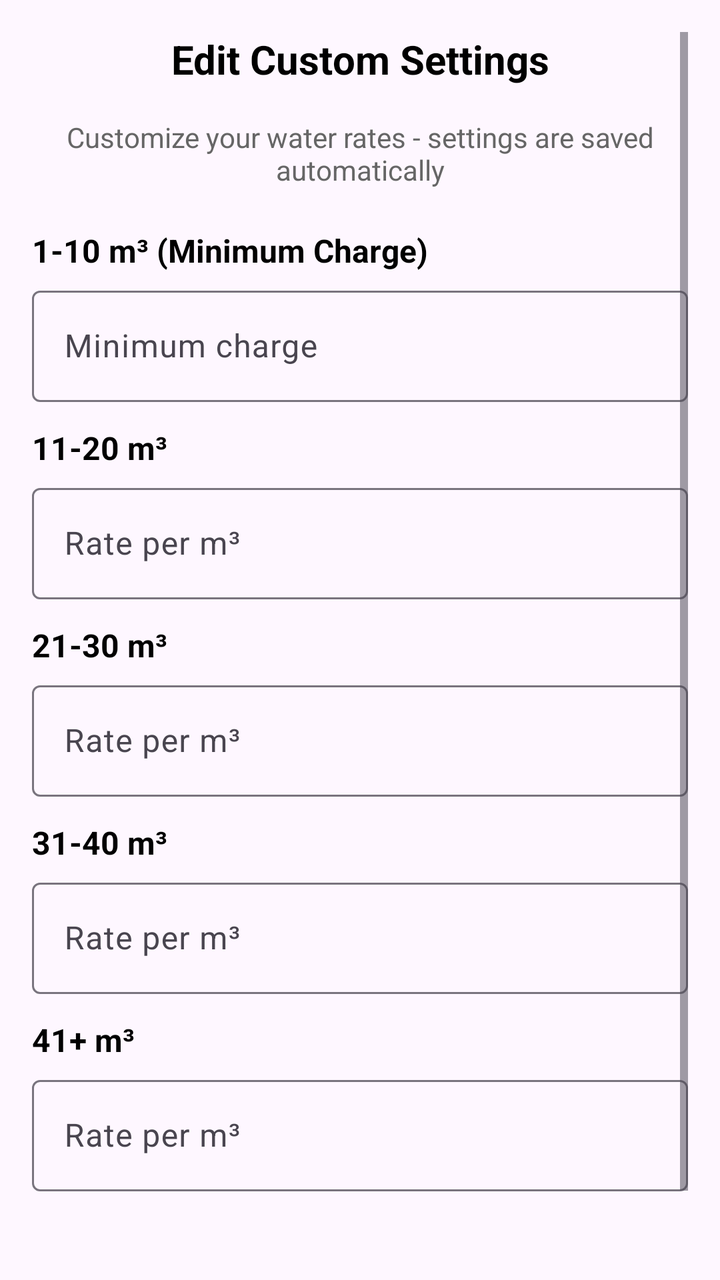
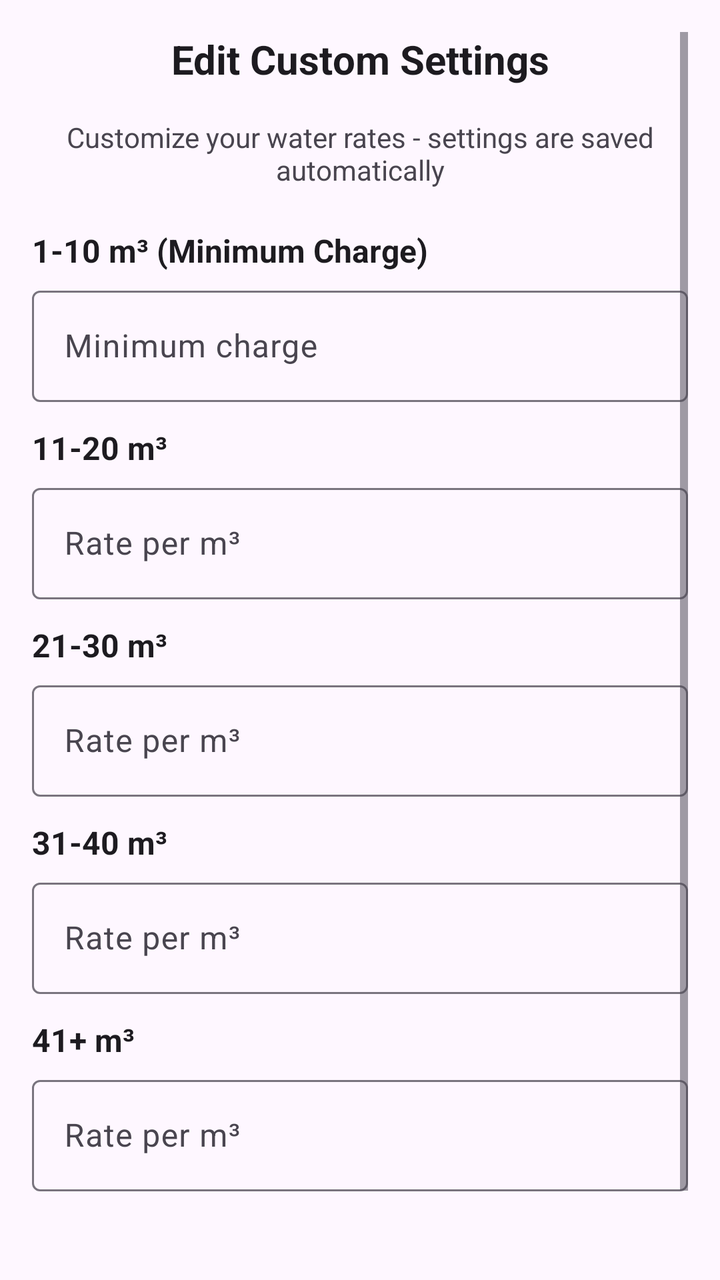

Screens rendered from an Android XML layout before and after an edit, with the pre-edit source and the edit as a unified diff.
<!-- AndroidManifest.xml: application theme Theme.MeterSnap -->
<!-- res/layout/dialog_custom_rates.xml -->
<?xml version="1.0" encoding="utf-8"?>
<ScrollView xmlns:android="http://schemas.android.com/apk/res/android"
    xmlns:app="http://schemas.android.com/apk/res-auto"
    android:layout_width="match_parent"
    android:layout_height="wrap_content"
    android:padding="16dp">

    <LinearLayout
        android:layout_width="match_parent"
        android:layout_height="wrap_content"
        android:orientation="vertical">

        <TextView
            android:layout_width="match_parent"
            android:layout_height="wrap_content"
            android:text="Edit Custom Settings"
            android:textColor="#000000"
            android:textSize="20sp"
            android:textStyle="bold"
            android:gravity="center"
            android:layout_marginBottom="16dp" />

        <TextView
            android:layout_width="match_parent"
            android:layout_height="wrap_content"
            android:text="Customize your water rates - settings are saved automatically"
            android:textColor="#666666"
            android:textSize="14sp"
            android:gravity="center"
            android:layout_marginBottom="20dp" />

        
        <TextView
            android:layout_width="match_parent"
            android:layout_height="wrap_content"
            android:text="1-10 m³ (Minimum Charge)"
            android:textColor="#000000"
            android:textSize="16sp"
            android:textStyle="bold" />

        <com.google.android.material.textfield.TextInputLayout
            android:layout_width="match_parent"
            android:layout_height="wrap_content"
            android:layout_marginTop="4dp"
            android:layout_marginBottom="12dp"
            app:boxBackgroundMode="outline"
            app:prefixText="₱ ">

            <com.google.android.material.textfield.TextInputEditText
                android:id="@+id/edit_tier1_rate"
                android:layout_width="match_parent"
                android:layout_height="wrap_content"
                android:hint="Minimum charge"
                android:inputType="numberDecimal" />
        </com.google.android.material.textfield.TextInputLayout>

        
        <TextView
            android:layout_width="match_parent"
            android:layout_height="wrap_content"
            android:text="11-20 m³"
            android:textColor="#000000"
            android:textSize="16sp"
            android:textStyle="bold" />

        <com.google.android.material.textfield.TextInputLayout
            android:layout_width="match_parent"
            android:layout_height="wrap_content"
            android:layout_marginTop="4dp"
            android:layout_marginBottom="12dp"
            app:boxBackgroundMode="outline"
            app:prefixText="₱ ">

            <com.google.android.material.textfield.TextInputEditText
                android:id="@+id/edit_tier2_rate"
                android:layout_width="match_parent"
                android:layout_height="wrap_content"
                android:hint="Rate per m³"
                android:inputType="numberDecimal" />
        </com.google.android.material.textfield.TextInputLayout>

        
        <TextView
            android:layout_width="match_parent"
            android:layout_height="wrap_content"
            android:text="21-30 m³"
            android:textColor="#000000"
            android:textSize="16sp"
            android:textStyle="bold" />

        <com.google.android.material.textfield.TextInputLayout
            android:layout_width="match_parent"
            android:layout_height="wrap_content"
            android:layout_marginTop="4dp"
            android:layout_marginBottom="12dp"
            app:boxBackgroundMode="outline"
            app:prefixText="₱ ">

            <com.google.android.material.textfield.TextInputEditText
                android:id="@+id/edit_tier3_rate"
                android:layout_width="match_parent"
                android:layout_height="wrap_content"
                android:hint="Rate per m³"
                android:inputType="numberDecimal" />
        </com.google.android.material.textfield.TextInputLayout>

        
        <TextView
            android:layout_width="match_parent"
            android:layout_height="wrap_content"
            android:text="31-40 m³"
            android:textColor="#000000"
            android:textSize="16sp"
            android:textStyle="bold" />

        <com.google.android.material.textfield.TextInputLayout
            android:layout_width="match_parent"
            android:layout_height="wrap_content"
            android:layout_marginTop="4dp"
            android:layout_marginBottom="12dp"
            app:boxBackgroundMode="outline"
            app:prefixText="₱ ">

            <com.google.android.material.textfield.TextInputEditText
                android:id="@+id/edit_tier4_rate"
                android:layout_width="match_parent"
                android:layout_height="wrap_content"
                android:hint="Rate per m³"
                android:inputType="numberDecimal" />
        </com.google.android.material.textfield.TextInputLayout>

        
        <TextView
            android:layout_width="match_parent"
            android:layout_height="wrap_content"
            android:text="41+ m³"
            android:textColor="#000000"
            android:textSize="16sp"
            android:textStyle="bold" />

        <com.google.android.material.textfield.TextInputLayout
            android:layout_width="match_parent"
            android:layout_height="wrap_content"
            android:layout_marginTop="4dp"
            android:layout_marginBottom="12dp"
            app:boxBackgroundMode="outline"
            app:prefixText="₱ ">

            <com.google.android.material.textfield.TextInputEditText
                android:id="@+id/edit_tier5_rate"
                android:layout_width="match_parent"
                android:layout_height="wrap_content"
                android:hint="Rate per m³"
                android:inputType="numberDecimal" />
        </com.google.android.material.textfield.TextInputLayout>

        <LinearLayout
            android:layout_width="match_parent"
            android:layout_height="wrap_content"
            android:layout_marginTop="16dp"
            android:orientation="horizontal"
            android:gravity="end">

            <Button
                android:id="@+id/btn_cancel"
                style="@style/Widget.MaterialComponents.Button.TextButton"
                android:layout_width="wrap_content"
                android:layout_height="wrap_content"
                android:text="Cancel"
                android:layout_marginEnd="8dp" />

            <Button
                android:id="@+id/btn_save"
                android:layout_width="wrap_content"
                android:layout_height="wrap_content"
                android:text="Save" />
        </LinearLayout>
    </LinearLayout>
</ScrollView>
<!-- resources referenced by this layout -->
<resources>
  <style name="Theme.MeterSnap" parent="Base.Theme.MeterSnap" />
  <style name="Base.Theme.MeterSnap" parent="Theme.Material3.DayNight.NoActionBar">
          
          
      </style>
</resources>

<!-- the commit's change to res/layout/dialog_custom_rates.xml (unified diff, before → after) -->
@@ -14,7 +14,7 @@
             android:layout_width="match_parent"
             android:layout_height="wrap_content"
             android:text="Edit Custom Settings"
-            android:textColor="#000000"
+            android:textColor="?android:attr/textColorPrimary"
             android:textSize="20sp"
             android:textStyle="bold"
             android:gravity="center"
@@ -24,7 +24,7 @@
             android:layout_width="match_parent"
             android:layout_height="wrap_content"
             android:text="Customize your water rates - settings are saved automatically"
-            android:textColor="#666666"
+            android:textColor="?android:attr/textColorSecondary"
             android:textSize="14sp"
             android:gravity="center"
             android:layout_marginBottom="20dp" />
@@ -34,7 +34,7 @@
             android:layout_width="match_parent"
             android:layout_height="wrap_content"
             android:text="1-10 m³ (Minimum Charge)"
-            android:textColor="#000000"
+            android:textColor="?android:attr/textColorPrimary"
             android:textSize="16sp"
             android:textStyle="bold" />
 
@@ -59,7 +59,7 @@
             android:layout_width="match_parent"
             android:layout_height="wrap_content"
             android:text="11-20 m³"
-            android:textColor="#000000"
+            android:textColor="?android:attr/textColorPrimary"
             android:textSize="16sp"
             android:textStyle="bold" />
 
@@ -84,7 +84,7 @@
             android:layout_width="match_parent"
             android:layout_height="wrap_content"
             android:text="21-30 m³"
-            android:textColor="#000000"
+            android:textColor="?android:attr/textColorPrimary"
             android:textSize="16sp"
             android:textStyle="bold" />
 
@@ -109,7 +109,7 @@
             android:layout_width="match_parent"
             android:layout_height="wrap_content"
             android:text="31-40 m³"
-            android:textColor="#000000"
+            android:textColor="?android:attr/textColorPrimary"
             android:textSize="16sp"
             android:textStyle="bold" />
 
@@ -134,7 +134,7 @@
             android:layout_width="match_parent"
             android:layout_height="wrap_content"
             android:text="41+ m³"
-            android:textColor="#000000"
+            android:textColor="?android:attr/textColorPrimary"
             android:textSize="16sp"
             android:textStyle="bold" />
 
